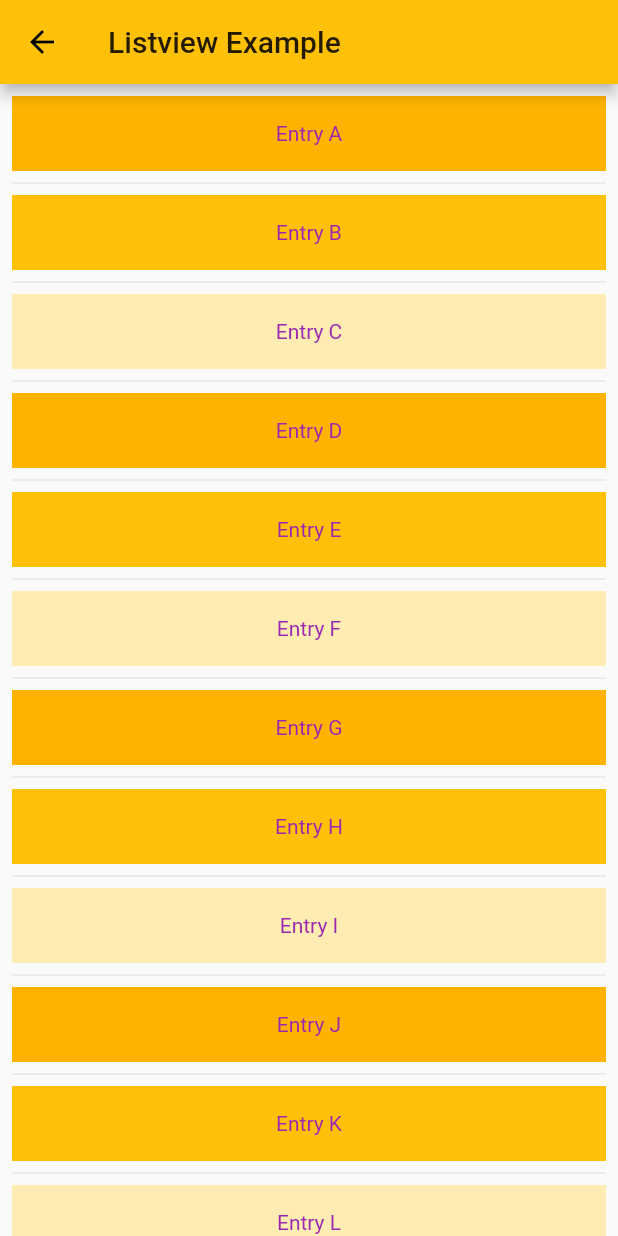
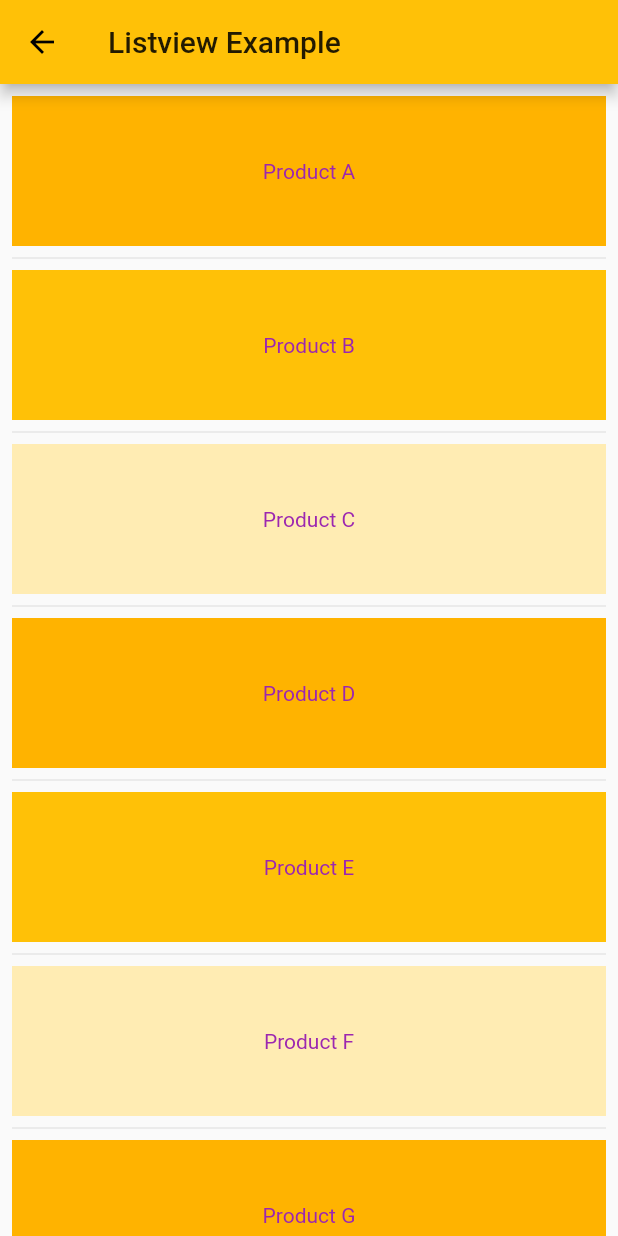
Before and after one commit to is767-1-2021/waritsara, a Flutter app: the FourthPage screen opened by its route, on a phone screen of 412 x 824 dp. Run offline on Flutter 3.47's test engine with Material 2 defaults, Android fonts, the phone set to English and light mode, and no system bars; project files that could hold a hidden picture were left out.

Commit message:
FirstPage+FakeAnimation_on_SevenPage+MergeFirstAndSevenPage+ModFourthPage

```diff
--- a/first_app/lib/main.dart
+++ b/first_app/lib/main.dart
@@ -4,6 +4,7 @@ import 'pages/fifth_page.dart';
 import 'pages/first_page.dart';
 import 'pages/fourth_page.dart';
 import 'pages/second_page.dart';
+import 'pages/seventh_page.dart';
 import 'pages/sixth_page.dart';
 import 'pages/third_page.dart';
 
@@ -31,6 +32,7 @@ class MyApp extends StatelessWidget {
         '/4' : (context) => FourthPage(),
         '/5' : (context) => FifthPage(),
         '/6' : (context) => SixthPage(),
+        '/7' : (context) => SeventhPage(),
       }
     );
   }
--- a/first_app/lib/pages/fifth_page.dart
+++ b/first_app/lib/pages/fifth_page.dart
@@ -9,7 +9,7 @@ class FifthPage extends StatelessWidget{
       ),
       body: GridView.count(
         crossAxisCount: 2,
-        children: List.generate(6, (index) {
+        children: List.generate(7, (index) {
           return InkWell(
             onTap: (){
               Navigator.pushNamed(context, '/${index+1}');
--- a/first_app/lib/pages/fourth_page.dart
+++ b/first_app/lib/pages/fourth_page.dart
@@ -14,16 +14,76 @@ class FourthPage extends StatelessWidget{
       padding: EdgeInsets.all(8.0),
       itemCount: entries.length,
       itemBuilder: (context, index) {
-        return Container(
-          height: 50,
-          color: Colors.amber[colorCodes[index % 3]],
-          child: Center (
-            child: Text('Entry ${entries[index]}'),
+        return ProductTile(
+          item: ProductItem(
+            name: 'Product ${entries[index]}',
+            price: '฿25',
+            colorShade: colorCodes[index % 3],
           ),
         );
-     },
+      },
       separatorBuilder: (context, index) => Divider(),
       ),
     );
   }
 }
+
+class ProductItem {
+  final String name;
+  final String price;
+  final int colorShade;
+
+  const ProductItem(
+    {Key? key, required this.name,
+    required this.price, required this.colorShade});
+
+  }
+
+class ProductTile extends StatelessWidget {
+  final ProductItem item;
+
+  const ProductTile ({Key? key, required this.item}) : super (key: key);
+
+  @override
+  Widget build(BuildContext context) {
+    return GestureDetector(
+      onTap: () {
+        Navigator.push(context,
+        MaterialPageRoute(
+          builder: (context) => ProductDetail(item: item),
+          ),
+        );
+      },
+        child: Container(
+          height: 100,
+          color: Colors.amber[item.colorShade],
+          child: Center (
+            child: Text('${item.name}'),
+          ),
+        ),
+      );
+    }
+  }
+
+class ProductDetail extends StatelessWidget {
+  final ProductItem item;
+
+  const ProductDetail({Key? key, required this.item}) : super(key: key);
+
+  @override
+  Widget build(BuildContext context) {
+    return Scaffold(
+      appBar: AppBar(
+        title: Text('Product Detail'),
+      ),
+      body: Column(
+        mainAxisAlignment: MainAxisAlignment.center,
+        crossAxisAlignment: CrossAxisAlignment.center,
+        children: [
+          Text('Product Name: ${item.name}'),
+          Text('Price: ${item.price}'),
+        ],
+      ),
+    );
+  }
+}
--- a/first_app/lib/pages/sixth_page.dart
+++ b/first_app/lib/pages/sixth_page.dart
@@ -89,9 +89,9 @@ class _MyCustomFormState extends State<MyCustomForm> {
               if (_formKey.currentState!.validate()) {
                  _formKey.currentState!.save();
 
-                ScaffoldMessenger.of(context).showSnackBar(SnackBar(
-                  content: Text('Hooray! = $_firstName $_lastName $_age'),
-                  ));
+                  var response = 'Hooray! = $_firstName $_lastName $_age';
+
+                  Navigator.pop(context, response);
                 }
               },
               child: Text('Validate'),
```
Also changed, not shown: first_app/lib/pages/first_page.dart (+47 -3 lines), first_app/lib/pages/seventh_page.dart (added, +54 -0 lines). Lines whose indentation alone changed are shown as unchanged.
